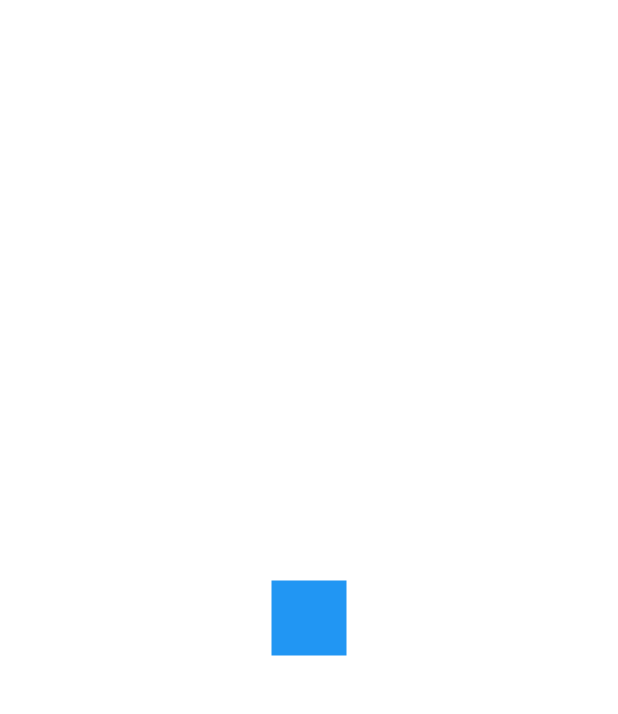
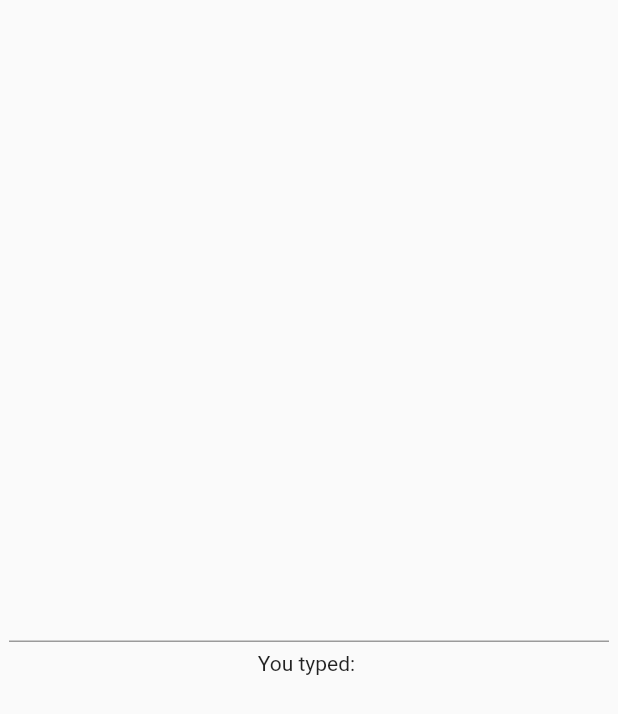
Before and after one commit to f-fathurrahman/ffr-dart-stuffs, a Flutter app: the screen it shows after launch, on a phone screen of 412 x 824 dp. Shown: the top 714 px of the screen. Run offline on Flutter 3.47's test engine with Material 2 defaults, Android fonts, the light colour scheme and no system bars; our stand-ins replace audioplayers, fl_chart, flutter_datetime_picker; missing offline and left inert: flutter_tex.

Commit message:
More test editing stuffs

```diff
--- a/flutter/test_widgets_01/lib/main.dart
+++ b/flutter/test_widgets_01/lib/main.dart
@@ -8,7 +8,11 @@ import 'package:flutter/material.dart';
 //import 'test_card_02.dart';
 //import 'test_verify_input_01.dart';
 //import 'my_home_01.dart';
-import 'test_inkwell_01.dart';
+//import 'test_inkwell_01.dart';
+//import 'test_texteditingcontroller01.dart';
+//import 'test_texteditingcontroller02.dart';
+import 'test_texteditingcontroller03.dart';
+
 
 void main() {
   runApp(MyApp());
@@ -31,7 +35,10 @@ class MyApp extends StatelessWidget {
       //home: TestListView02(),
       //home: TestCard01(),
       //home: TestCard02(),
-      home: TestInkWell01(),
+      //home: TestInkWell01(),
+      //home: TestTextEditingController01(),
+      //home: TestTextEditingController02(),
+      home: TestTextEditingController03(),
       //home: InputControllerExamplesWidget(),
     );
   }
--- /dev/null
+++ b/flutter/test_widgets_01/lib/test_texteditingcontroller03.dart
@@ -0,0 +1,35 @@
+import 'package:flutter/material.dart';
+
+class TestTextEditingController03 extends StatefulWidget {
+  TestTextEditingController03({Key key}) : super(key: key);
+
+  @override
+  _TestTextEditingController03 createState() => _TestTextEditingController03();
+}
+
+class _TestTextEditingController03 extends State<TestTextEditingController03> {
+  final _controller = TextEditingController();
+
+  void dispose() {
+    _controller.dispose();
+    super.dispose();
+  } // dispose
+
+  Widget build(BuildContext context) {
+    return Scaffold(
+      body: Column(
+        mainAxisAlignment: MainAxisAlignment.center,
+        children: <Widget>[
+          Container(
+            alignment: Alignment.center,
+            padding: const EdgeInsets.all(6),
+            child: TextField(
+              controller: _controller,
+            ),
+          ),
+          Text('You typed: ${_controller.text.toString()}'),
+        ],
+      )
+    );
+  }
+}
```
Also changed, not shown: flutter/test_widgets_01/lib/test_texteditingcontroller01.dart (added, +51 -0 lines), flutter/test_widgets_01/lib/test_texteditingcontroller02.dart (added, +43 -0 lines).
